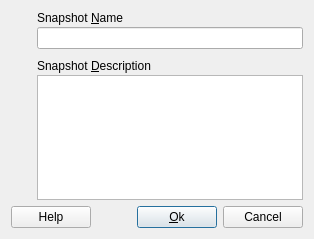
Above: vbox/src/VBox/Frontends/VirtualBox4/ui/VBoxTakeSnapshotDlg.ui from jljuxgm/vboxgit before the change. Below: the same form after it.
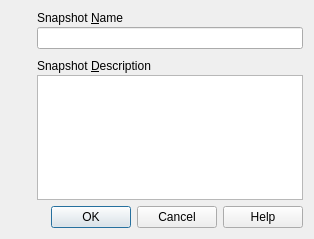
That is the form after the change. Custom widgets are drawn as their Qt base class.

Commit message:
commit_8743 ------------------------------------------------------------------------ r8743 | vboxsync | 2008-05-09 22:11:34 +0800 (Fri, 09 May 2008) | 2 lines
FE/Qt4: Fixed last Qt3 warnings, added QIDialogButtonBox & copyright notice.

------------------------------------------------------------------------

Diff of the .ui file:
```diff
--- a/vbox/src/VBox/Frontends/VirtualBox4/ui/VBoxTakeSnapshotDlg.ui
+++ b/vbox/src/VBox/Frontends/VirtualBox4/ui/VBoxTakeSnapshotDlg.ui
@@ -95,51 +95,21 @@
     </layout>
    </item>
    <item>
-    <layout class="QHBoxLayout" >
-     <item>
-      <widget class="QPushButton" name="mBtnHelp" >
-       <property name="text" >
-        <string>Help</string>
-       </property>
-       <property name="shortcut" >
-        <string>F1</string>
-       </property>
-      </widget>
-     </item>
-     <item>
-      <spacer>
-       <property name="orientation" >
-        <enum>Qt::Horizontal</enum>
-       </property>
-       <property name="sizeHint" >
-        <size>
-         <width>40</width>
-         <height>20</height>
-        </size>
-       </property>
-      </spacer>
-     </item>
-     <item>
-      <widget class="QPushButton" name="mBtnOk" >
-       <property name="text" >
-        <string>&amp;Ok</string>
-       </property>
-       <property name="default" >
-        <bool>true</bool>
-       </property>
-      </widget>
-     </item>
-     <item>
-      <widget class="QPushButton" name="mBtnCancel" >
-       <property name="text" >
-        <string>Cancel</string>
-       </property>
-      </widget>
-     </item>
-    </layout>
+    <widget class="QIDialogButtonBox" name="mButtonBox" >
+     <property name="standardButtons" >
+      <set>QDialogButtonBox::Cancel|QDialogButtonBox::Help|QDialogButtonBox::NoButton|QDialogButtonBox::Ok</set>
+     </property>
+    </widget>
    </item>
   </layout>
  </widget>
+ <customwidgets>
+  <customwidget>
+   <class>QIDialogButtonBox</class>
+   <extends>QDialogButtonBox</extends>
+   <header>QIDialogButtonBox.h</header>
+  </customwidget>
+ </customwidgets>
  <resources/>
  <connections/>
 </ui>
```
Left out of the diff: 52 changed lines with no effect on the pictures. The commit also changes 2 other files.
